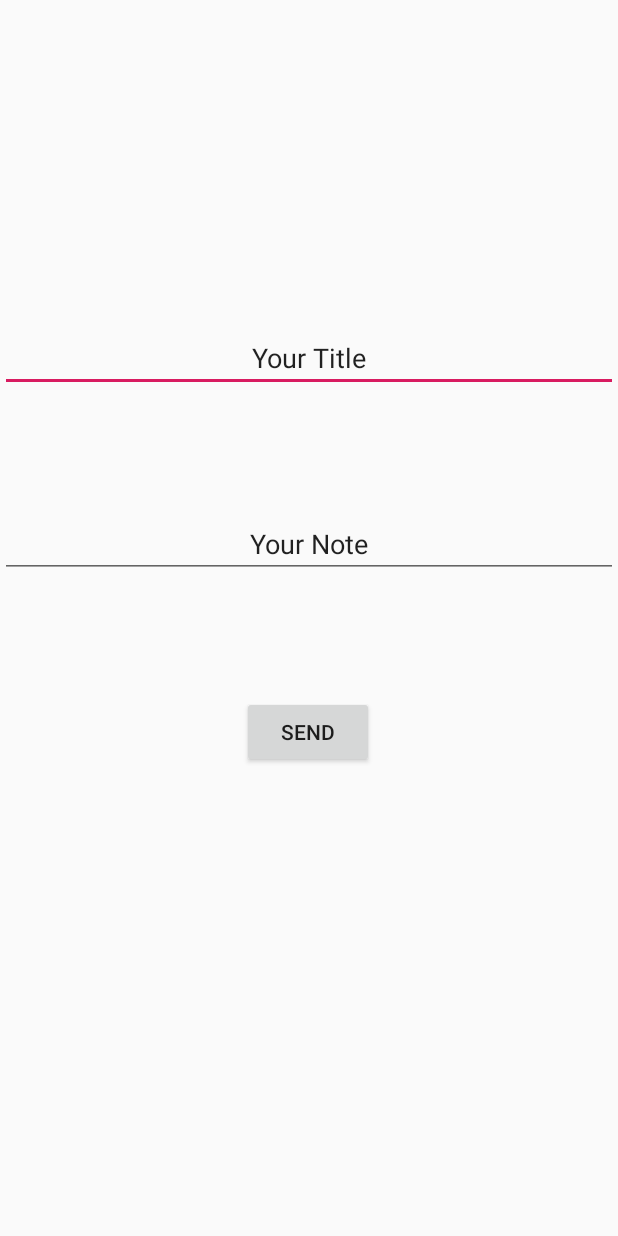
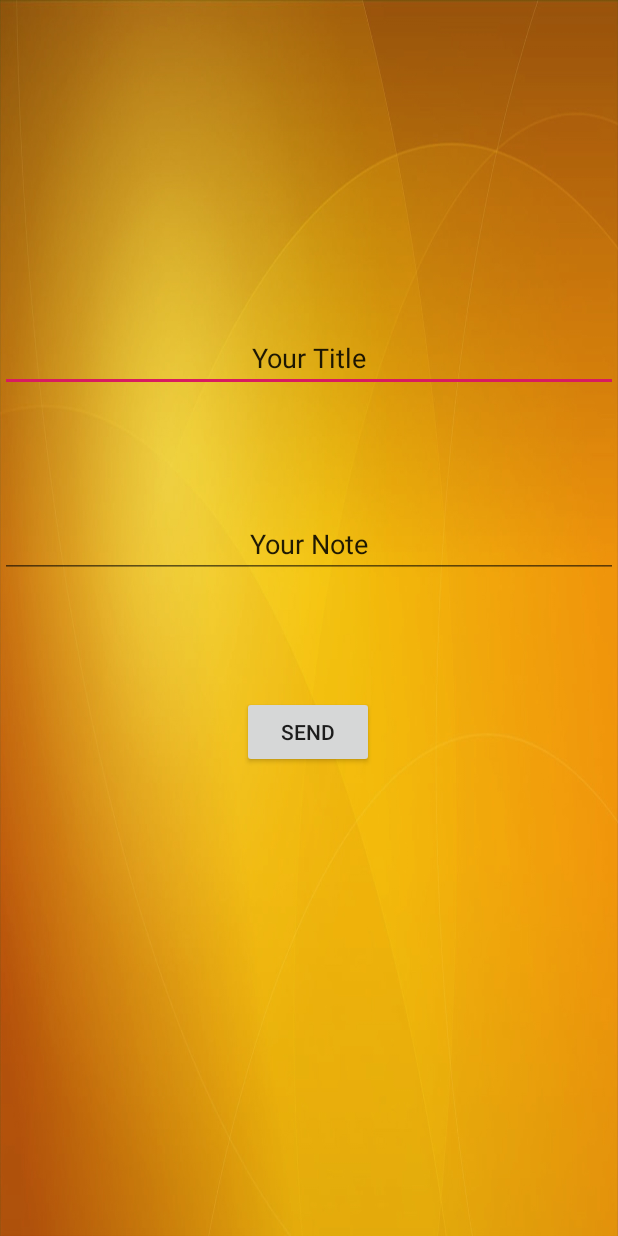
Before and after one commit to narturk/android-Hw4, an Android app: the AddNote screen opened directly, with no data from a screen before it, on a phone screen of 412 x 824 dp. Run offline under Robolectric (Android 15) with nearby library versions, the phone set to English and light mode, and no system bars.

Commit message:
backgrounds

```diff
--- a/kotelMania/app/src/main/res/layout/activity_add_note.xml
+++ b/kotelMania/app/src/main/res/layout/activity_add_note.xml
@@ -4,6 +4,7 @@
     xmlns:tools="http://schemas.android.com/tools"
     android:layout_width="match_parent"
     android:layout_height="match_parent"
+    android:background="@drawable/backg2"
     tools:context=".AddNote">
 
 
--- a/kotelMania/app/src/main/res/layout/activity_donate.xml
+++ b/kotelMania/app/src/main/res/layout/activity_donate.xml
@@ -4,6 +4,7 @@
     xmlns:tools="http://schemas.android.com/tools"
     android:layout_width="match_parent"
     android:layout_height="match_parent"
+    android:background="@drawable/backg3"
     tools:context=".DonateActivity">
 
     <TextView
--- a/kotelMania/app/src/main/res/layout/activity_edit_note.xml
+++ b/kotelMania/app/src/main/res/layout/activity_edit_note.xml
@@ -4,6 +4,7 @@
     xmlns:tools="http://schemas.android.com/tools"
     android:layout_width="match_parent"
     android:layout_height="match_parent"
+    android:background="@drawable/backg2"
     tools:context=".EditNote">
 
     <EditText
--- a/kotelMania/app/src/main/res/layout/activity_list.xml
+++ b/kotelMania/app/src/main/res/layout/activity_list.xml
@@ -4,6 +4,7 @@
     xmlns:tools="http://schemas.android.com/tools"
     android:layout_width="match_parent"
     android:layout_height="match_parent"
+    android:background="@drawable/backg2"
     tools:context=".listActivity">
 
     <Button
--- a/kotelMania/app/src/main/res/layout/activity_login.xml
+++ b/kotelMania/app/src/main/res/layout/activity_login.xml
@@ -5,6 +5,7 @@
     android:id="@+id/container"
     android:layout_width="match_parent"
     android:layout_height="match_parent"
+    android:background="@drawable/backg"
     android:paddingLeft="@dimen/activity_horizontal_margin"
     android:paddingTop="@dimen/activity_vertical_margin"
     android:paddingRight="@dimen/activity_horizontal_margin"
--- a/kotelMania/app/src/main/res/layout/row_listview.xml
+++ b/kotelMania/app/src/main/res/layout/row_listview.xml
@@ -3,6 +3,7 @@
     android:layout_width="match_parent"
     android:layout_height="wrap_content"
     android:orientation="vertical"
+    android:background="@drawable/backg2"
     android:padding="10dp" >
 
     <TextView
```
Also changed, not shown: kotelMania/app/src/main/res/drawable/backg.jpg (added), kotelMania/app/src/main/res/drawable/backg2.jpg (added), kotelMania/app/src/main/res/drawable/backg3.jpg (added).
